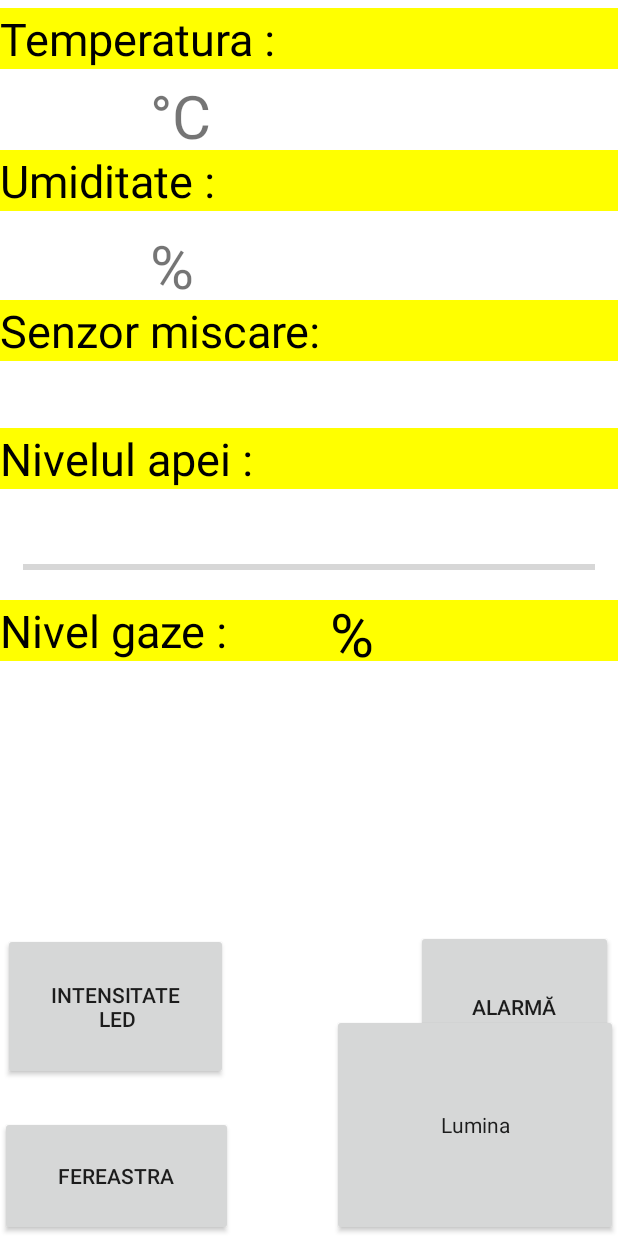
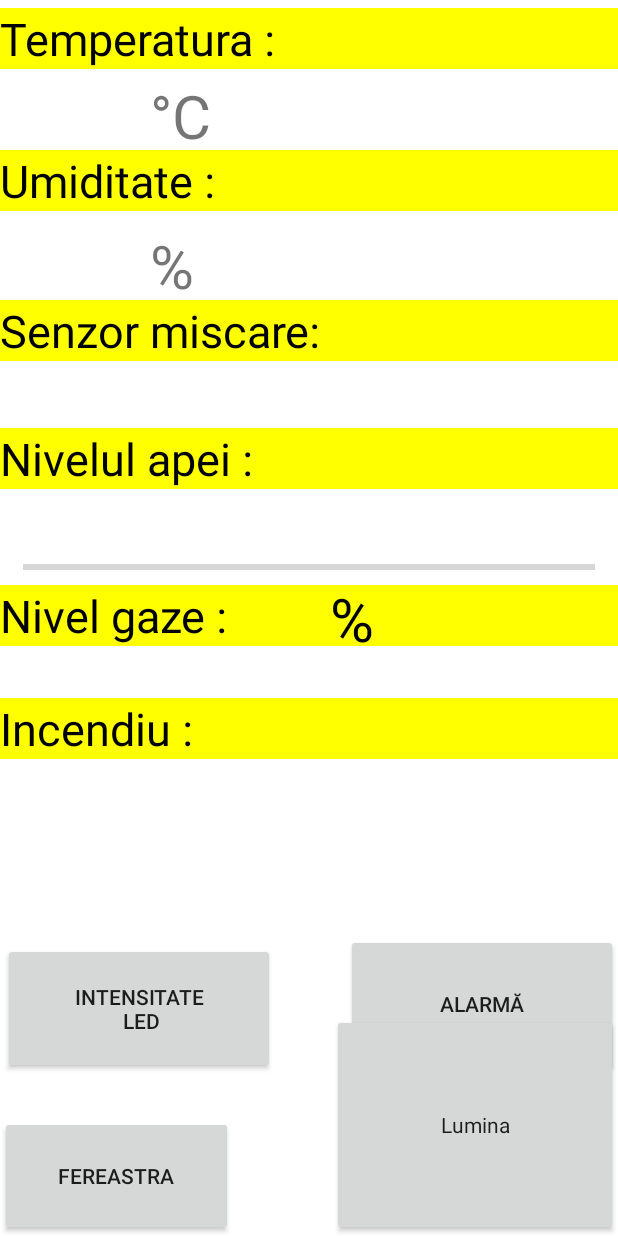
Before and after one commit to marokanu/CasaInteligenta, an Android app: the screen it shows after launch (MainActivity), on a phone screen of 412 x 824 dp. Run offline under Robolectric (Android 15) with nearby library versions, the phone set to English and light mode, and no system bars; our stand-ins replace Firebase (no records; nobody signed in at launch, a user with empty details on screens opened directly); 10 statements that could not run were skipped.

Commit message:
Aplicatie Casa Inteligenta

```diff
--- a/app/src/main/java/com/example/firstproject/MainActivity.java
+++ b/app/src/main/java/com/example/firstproject/MainActivity.java
@@ -27,8 +27,8 @@ import com.google.firebase.database.FirebaseDatabase;
 import com.google.firebase.database.ValueEventListener;
 
 public class MainActivity extends Activity {
-    DatabaseReference mydb,mydb1,mydb2,mydb3;
-    TextView temp,hum, alert,alerta,gazalert,nivelgaz1;
+    DatabaseReference mydb,mydb1,mydb2,mydb3,mydb4;
+    TextView temp,hum, alert,alerta,gazalert,nivelgaz1,incendiu;
     Button button;
     int progress = 0;
     int nivel2gaz=0;
@@ -45,8 +45,32 @@ public class MainActivity extends Activity {
         gazalert=(TextView) findViewById(R.id.alertaGaz);
         progressBar = (ProgressBar) findViewById(R.id.progressWater);
         nivelgaz1=(TextView) findViewById(R.id.nivelGaz);
+        incendiu=(TextView) findViewById(R.id.nivelFoc);
         createNotificationChannel();
         createNotificationChannel1();
+
+        mydb4 = FirebaseDatabase.getInstance().getReference().child("Foc");
+        try {
+
+            mydb4.addValueEventListener(new ValueEventListener() {
+                @Override
+                public void onDataChange(DataSnapshot dataSnapshot) {
+                    // Aceasta metoda este apelata cu valoarea initiala si dupa aceea mereu cand se schimba valoarea
+                    String incendiu1 = dataSnapshot.child("mesaj").getValue().toString();
+                    incendiu.setText(incendiu1);
+                }
+
+                @Override
+                public void onCancelled(DatabaseError error) {
+                    // Eroare la citire
+
+                }
+            });
+        } catch (Exception e) {
+
+
+        }
+
 
         // Create an Intent for the activity you want to start
         Intent notificationIntent = new Intent(this, MainActivity.class);
--- a/app/src/main/res/layout/activity_main.xml
+++ b/app/src/main/res/layout/activity_main.xml
@@ -115,7 +115,7 @@
     <TextView
         android:layout_width="match_parent"
         android:layout_height="wrap_content"
-        android:layout_marginTop="400dp"
+        android:layout_marginTop="390dp"
         android:text="Nivel gaze :"
         android:textSize="30dp"
         android:background="#FFFF00"
@@ -125,15 +125,32 @@
         android:id="@+id/alertaGaz"
         android:layout_width="match_parent"
         android:layout_height="wrap_content"
-        android:layout_marginTop="440dp"
+        android:layout_marginTop="430dp"
         android:text="0"
         android:textSize="25dp" />
+    <TextView
+        android:layout_width="match_parent"
+        android:layout_height="wrap_content"
+        android:layout_marginTop="465dp"
+        android:text="Incendiu :"
+        android:textSize="30dp"
+        android:background="#FFFF00"
+        android:textColor="@color/black" />
+    <TextView
+        android:id="@+id/nivelFoc"
+        android:layout_width="match_parent"
+        android:layout_height="wrap_content"
+        android:layout_marginTop="475dp"
+        android:layout_marginLeft="135dp"
+        android:text="0"
+        android:textSize="20dp"
+        android:textColor="@color/black"/>
 
     <TextView
         android:id="@+id/nivelGaz"
         android:layout_width="match_parent"
         android:layout_height="wrap_content"
-        android:layout_marginTop="395dp"
+        android:layout_marginTop="385dp"
         android:layout_marginLeft="160dp"
         android:text="0"
         android:textSize="40dp"
@@ -183,31 +200,30 @@
 
         <Button
             android:id="@+id/nextID1"
-            android:layout_width="150dp"
-            android:layout_height="98dp"
+            android:layout_width="0dp"
+            android:layout_height="87dp"
             android:layout_marginStart="2dp"
             android:layout_marginLeft="2dp"
-            android:layout_marginEnd="125dp"
-            android:layout_marginRight="125dp"
-            android:layout_marginBottom="104dp"
+            android:layout_marginEnd="47dp"
+            android:layout_marginRight="47dp"
+            android:layout_marginBottom="108dp"
             android:onClick="nextActivity1"
             android:text="Intensitate\n Led"
             app:layout_constraintBottom_toBottomOf="parent"
             app:layout_constraintEnd_toStartOf="@+id/nextID4"
+            app:layout_constraintHorizontal_bias="1.0"
             app:layout_constraintStart_toStartOf="parent" />
 
         <Button
             android:id="@+id/nextID4"
-            android:layout_width="131dp"
-            android:layout_height="102dp"
-            android:layout_marginEnd="4dp"
-            android:layout_marginRight="4dp"
+            android:layout_width="0dp"
+            android:layout_height="93dp"
+            android:layout_marginBottom="108dp"
             android:onClick="nextActivity4"
             android:text="Alarmă"
-            app:layout_constraintBottom_toBottomOf="@+id/nextID1"
+            app:layout_constraintBottom_toBottomOf="parent"
             app:layout_constraintEnd_toEndOf="parent"
-            app:layout_constraintStart_toEndOf="@+id/nextID1"
-            app:layout_constraintTop_toTopOf="@+id/nextID1" />
+            app:layout_constraintStart_toEndOf="@+id/nextID1" />
 
 
     </androidx.constraintlayout.widget.ConstraintLayout>
```
